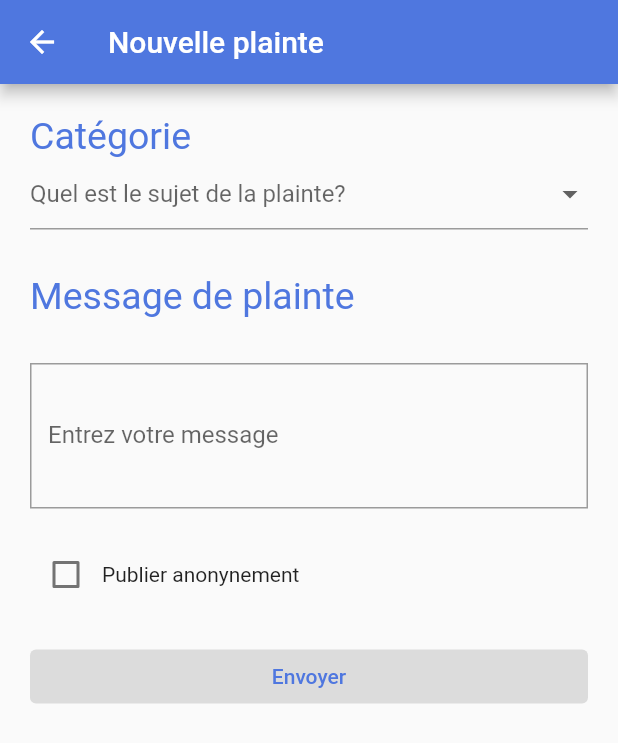
After one commit to Olacgk/Complain, a Flutter app: the NewComplain screen opened directly, on a phone screen of 412 x 824 dp. The commit adds this screen. Shown: the top 743 px of the screen. Run offline on Flutter 3.47's test engine with Material 2 defaults, Android fonts, the light colour scheme and no system bars.

Commit message:
Ajout de plainte

```diff
--- /dev/null
+++ b/lib/screens/add-complaint.dart
@@ -0,0 +1,89 @@
+import 'package:flutter/material.dart';
+
+class NewComplain extends StatefulWidget{
+  const NewComplain({Key? key}) : super(key: key);
+
+  @override
+  State<StatefulWidget> createState() => NewComplainState();
+}
+
+class NewComplainState extends State<NewComplain>{
+  String? _categorie;
+  final _formkey = GlobalKey<FormState>();
+  final messageController = TextEditingController();
+  bool? _anonyme = false;
+
+  @override
+  Widget build(BuildContext context) {
+    return Scaffold(
+      appBar: AppBar(
+        backgroundColor: const Color.fromRGBO(79, 119, 223, 1.0),
+        title: const Text('Nouvelle plainte'),
+      ),
+      body: Padding(
+        padding: const EdgeInsets.all(20.0),
+        child: Form(
+          key: _formkey,
+          child: ListView(
+            children: [
+              const Text('Catégorie', style: TextStyle(fontSize: 25, color: Color.fromRGBO(79, 119, 223, 1.0),),),
+              DropdownButtonFormField(
+                decoration: const InputDecoration(
+                  hintText: 'Quel est le sujet de la plainte?',
+                ),
+                value: _categorie,
+                onChanged: (String? v) async {
+                  setState((){
+                    _categorie = v;
+                  });
+                },
+                items: <String>['Produit', 'Personnel', 'Livraison', 'Cadre', 'Autres'].map<DropdownMenuItem<String>>((String value) {
+                  return DropdownMenuItem<String>(
+                    value: value, child: Text(value, style: const TextStyle(color: Colors.black),)
+                  );
+                }).toList(),
+                validator: (str) => str == null ? "Ce champ est obligatoire" : null,
+              ),
+              const SizedBox(height: 30,),
+              const Text('Message de plainte', style: TextStyle(fontSize: 25, color: Color.fromRGBO(79, 119, 223, 1.0),),),
+              const SizedBox(height: 30,),
+              TextFormField(
+                controller: messageController,
+                decoration: const InputDecoration(
+                  labelText: 'Entrez votre message',
+                  border: OutlineInputBorder(
+                    borderRadius: BorderRadius.zero
+                  ),
+                ),
+                keyboardType: TextInputType.multiline,
+                minLines: 3,
+                maxLines: 10,
+                validator: (String? value){
+                  return (value == null || value == "") ? 'Ce champ est obligatoire' : null;
+                },
+              ),
+              Padding(
+                padding: const EdgeInsets.symmetric(vertical: 20.0),
+                child: Row(
+                  mainAxisAlignment: MainAxisAlignment.start,
+                  children: <Widget>[
+                    Checkbox(
+                      focusColor: const Color.fromRGBO(79, 119, 223, 1.0),
+                      value: _anonyme,
+                      onChanged: (bool? change){
+                        setState((){
+                          _anonyme = change;
+                        });
+                      }),
+                    const Text('Publier anonynement')
+                  ],
+                ),
+              ),
+              ElevatedButton(onPressed: null, child: const Text('Envoyer'), style: ElevatedButton.styleFrom(onSurface: const Color.fromRGBO(79, 119, 223, 1.0)),)
+            ],
+          ),
+        ),
+      ),
+    );
+  }
+}
--- a/lib/screens/home.dart
+++ b/lib/screens/home.dart
@@ -1,3 +1,4 @@
+import 'package:complain_app/screens/add-complaint.dart';
 import 'package:flutter/material.dart';
 
 class Home extends StatefulWidget{
@@ -60,8 +61,10 @@ class HomeState extends State<Home>{
           ],
         )
       ),
-      floatingActionButton: const FloatingActionButton(
-        onPressed: null,
+      floatingActionButton: FloatingActionButton(
+        onPressed: (){
+          Navigator.push(context, MaterialPageRoute(builder: (context)=> NewComplain()));
+        },
         child: Icon(Icons.add),
         backgroundColor: Color.fromRGBO(79, 119, 223, 1.0),
       ),
```
